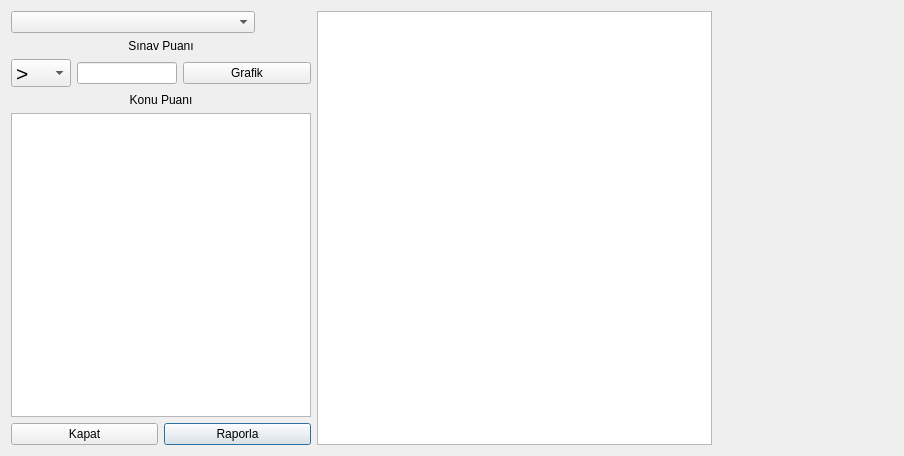
Above: raporla.ui from ekcdr/bahcesehirbitirme before the change. Below: the same form after it.
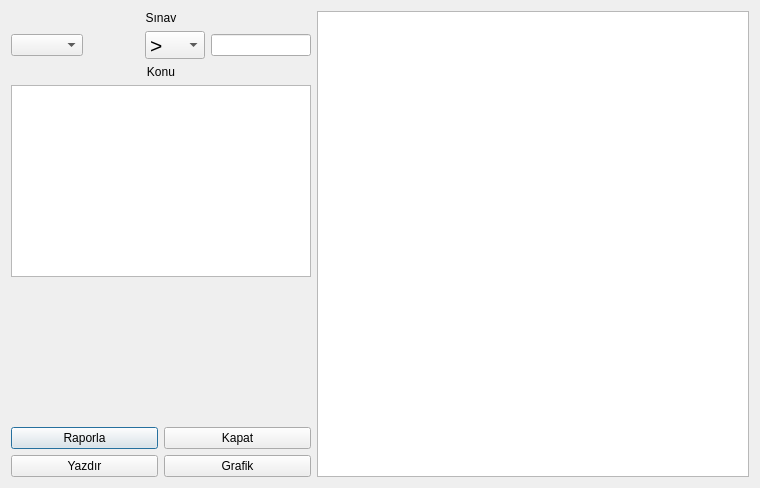
That is the form after the change.

```diff
--- a/raporla.ui
+++ b/raporla.ui
@@ -6,8 +6,8 @@
    <rect>
     <x>0</x>
     <y>0</y>
-    <width>904</width>
-    <height>456</height>
+    <width>760</width>
+    <height>488</height>
    </rect>
   </property>
   <property name="windowTitle">
@@ -15,14 +15,38 @@
   </property>
   <layout class="QGridLayout" name="gridLayout_2">
    <item row="0" column="0">
-    <layout class="QHBoxLayout" name="horizontalLayout_2">
+    <layout class="QVBoxLayout" name="verticalLayout">
+     <item>
+      <widget class="QLabel" name="label_2">
+       <property name="sizePolicy">
+        <sizepolicy hsizetype="Preferred" vsizetype="Maximum">
+         <horstretch>0</horstretch>
+         <verstretch>0</verstretch>
+        </sizepolicy>
+       </property>
+       <property name="maximumSize">
+        <size>
+         <width>16777215</width>
+         <height>16777215</height>
+        </size>
+       </property>
+       <property name="text">
+        <string>Sınav</string>
+       </property>
+       <property name="alignment">
+        <set>Qt::AlignCenter</set>
+       </property>
+      </widget>
+     </item>
+     <item>
+      <layout class="QHBoxLayout" name="horizontalLayout">
      <item>
       <widget class="QComboBox" name="cbSinav"/>
      </item>
      <item>
       <widget class="QLabel" name="lblSinavToplamPuan">
        <property name="sizePolicy">
-        <sizepolicy hsizetype="Minimum" vsizetype="Preferred">
+          <sizepolicy hsizetype="Minimum" vsizetype="Maximum">
          <horstretch>0</horstretch>
          <verstretch>0</verstretch>
         </sizepolicy>
@@ -48,40 +72,7 @@
        </property>
       </widget>
      </item>
-    </layout>
-   </item>
-   <item row="1" column="0">
-    <layout class="QGridLayout" name="gridLayout">
-     <item row="0" column="0" colspan="3">
-      <widget class="QLabel" name="label_2">
-       <property name="sizePolicy">
-        <sizepolicy hsizetype="Preferred" vsizetype="Preferred">
-         <horstretch>0</horstretch>
-         <verstretch>0</verstretch>
-        </sizepolicy>
-       </property>
-       <property name="maximumSize">
-        <size>
-         <width>16777215</width>
-         <height>16777215</height>
-        </size>
-       </property>
-       <property name="text">
-        <string>Sınav Puanı</string>
-       </property>
-       <property name="alignment">
-        <set>Qt::AlignCenter</set>
-       </property>
-      </widget>
-     </item>
-     <item row="1" column="2">
-      <widget class="QPushButton" name="btnGrafik">
-       <property name="text">
-        <string>Grafik</string>
-       </property>
-      </widget>
-     </item>
-     <item row="1" column="0">
+       <item>
       <widget class="QComboBox" name="cbKistas">
        <property name="maximumSize">
         <size>
@@ -129,10 +120,10 @@
        </item>
       </widget>
      </item>
-     <item row="1" column="1">
+       <item>
       <widget class="QLineEdit" name="txtSinavPuan">
        <property name="sizePolicy">
-        <sizepolicy hsizetype="Fixed" vsizetype="Fixed">
+          <sizepolicy hsizetype="Preferred" vsizetype="Maximum">
          <horstretch>0</horstretch>
          <verstretch>0</verstretch>
         </sizepolicy>
@@ -147,23 +138,26 @@
      </item>
     </layout>
    </item>
-   <item row="0" column="1" rowspan="5">
-    <widget class="QTableWidget" name="tableWidget"/>
-   </item>
-   <item row="2" column="0">
+     <item>
     <widget class="QLabel" name="label">
+       <property name="sizePolicy">
+        <sizepolicy hsizetype="Preferred" vsizetype="Maximum">
+         <horstretch>0</horstretch>
+         <verstretch>0</verstretch>
+        </sizepolicy>
+       </property>
      <property name="text">
-      <string>Konu Puanı</string>
+        <string>Konu</string>
      </property>
      <property name="alignment">
       <set>Qt::AlignCenter</set>
      </property>
     </widget>
    </item>
-   <item row="3" column="0">
+     <item>
     <widget class="QTableWidget" name="tableWidgetKonular">
      <property name="sizePolicy">
-      <sizepolicy hsizetype="Expanding" vsizetype="Expanding">
+        <sizepolicy hsizetype="Fixed" vsizetype="Fixed">
        <horstretch>0</horstretch>
        <verstretch>0</verstretch>
       </sizepolicy>
@@ -182,19 +176,38 @@
      </property>
     </widget>
    </item>
-   <item row="4" column="0">
-    <layout class="QHBoxLayout" name="horizontalLayout">
      <item>
-      <widget class="QPushButton" name="btnKapat">
+      <widget class="QLabel" name="lblOgrenciSayi">
+       <property name="sizePolicy">
+        <sizepolicy hsizetype="Preferred" vsizetype="MinimumExpanding">
+         <horstretch>0</horstretch>
+         <verstretch>0</verstretch>
+        </sizepolicy>
+       </property>
+       <property name="minimumSize">
+        <size>
+         <width>175</width>
+         <height>0</height>
+        </size>
+       </property>
+       <property name="font">
+        <font>
+         <pointsize>11</pointsize>
+         <weight>75</weight>
+         <bold>true</bold>
+        </font>
+       </property>
        <property name="text">
-        <string>Kapat</string>
+        <string/>
        </property>
-       <property name="autoDefault">
-        <bool>false</bool>
+       <property name="alignment">
+        <set>Qt::AlignLeading|Qt::AlignLeft|Qt::AlignTop</set>
        </property>
       </widget>
      </item>
      <item>
+      <layout class="QGridLayout" name="gridLayout">
+       <item row="0" column="0">
       <widget class="QPushButton" name="btnRaporla">
        <property name="text">
         <string>Raporla</string>
@@ -204,30 +217,36 @@
        </property>
       </widget>
      </item>
-    </layout>
-   </item>
-   <item row="0" column="2" rowspan="5">
-    <widget class="QLabel" name="lblOgrenciSayi">
-     <property name="minimumSize">
-      <size>
-       <width>175</width>
-       <height>0</height>
-      </size>
-     </property>
-     <property name="font">
-      <font>
-       <pointsize>11</pointsize>
-       <weight>75</weight>
-       <bold>true</bold>
-      </font>
-     </property>
+       <item row="0" column="1">
+        <widget class="QPushButton" name="btnKapat">
+         <property name="text">
+          <string>Kapat</string>
+         </property>
+         <property name="autoDefault">
+          <bool>false</bool>
+         </property>
+        </widget>
+       </item>
+       <item row="1" column="0">
+        <widget class="QPushButton" name="btnYazdir">
      <property name="text">
-      <string/>
-     </property>
-     <property name="alignment">
-      <set>Qt::AlignLeading|Qt::AlignLeft|Qt::AlignTop</set>
-     </property>
-    </widget>
+          <string>Yazdır</string>
+         </property>
+        </widget>
+       </item>
+       <item row="1" column="1">
+        <widget class="QPushButton" name="btnGrafik">
+         <property name="text">
+          <string>Grafik</string>
+         </property>
+        </widget>
+       </item>
+      </layout>
+     </item>
+    </layout>
+   </item>
+   <item row="0" column="1">
+    <widget class="QTableWidget" name="tableWidget"/>
    </item>
   </layout>
  </widget>
```
Lines whose indentation alone changed are shown as unchanged.
